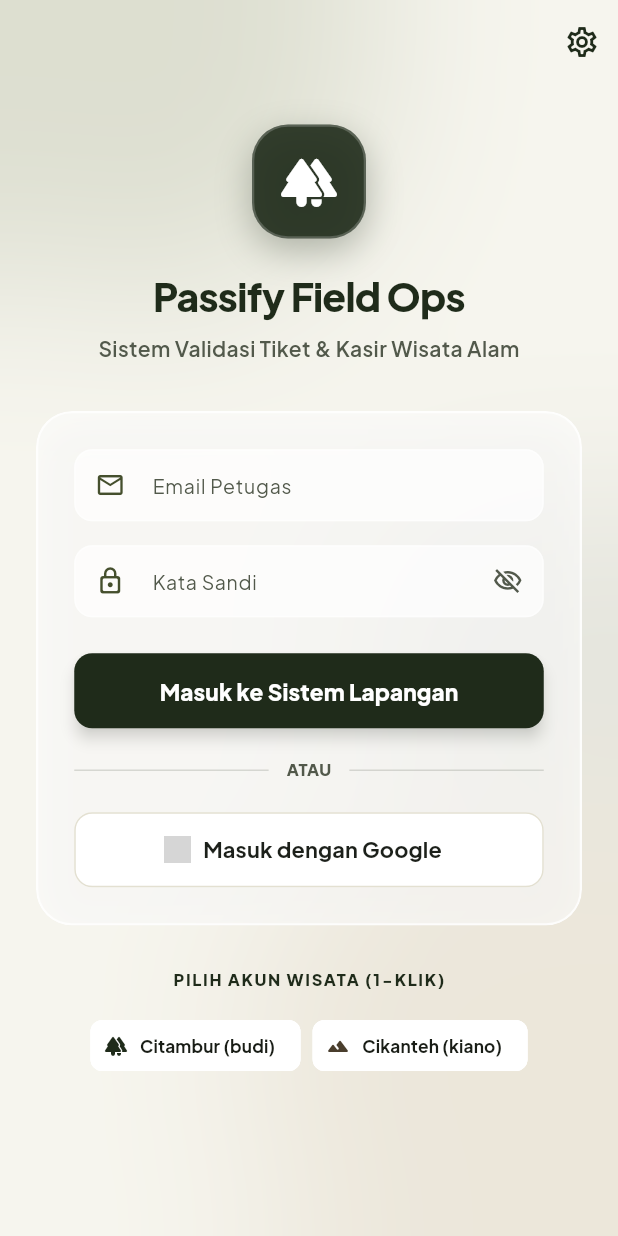
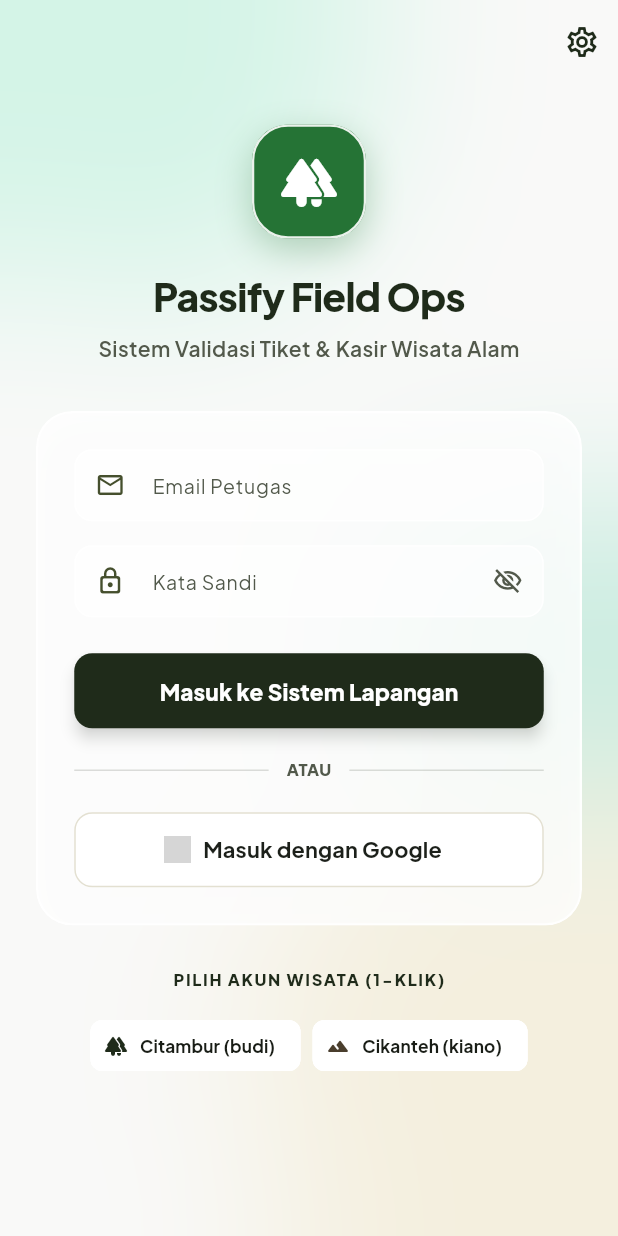
Before and after one commit to Derylfabiensyah/passify, a Flutter app: the screen it shows after launch, on a phone screen of 412 x 824 dp. Run offline on Flutter 3.47's test engine with Material 3 defaults, Android fonts, the phone set to English and light mode, and no system bars; our stand-ins replace connectivity_plus, dio, google_fonts, shared_preferences, sqflite; missing offline and left inert: mobile_scanner; accounts and stored records are empty; network calls fail; grey boxes are pictures that could not be loaded.

Commit message:
feat(ui): redesign LoginScreen to Premium Light Glassmorphism

```diff
--- a/mobile_app/lib/screens/login_screen.dart
+++ b/mobile_app/lib/screens/login_screen.dart
@@ -76,6 +76,7 @@
       behavior: HitTestBehavior.opaque,
       child: Scaffold(
         extendBodyBehindAppBar: true,
+        backgroundColor: const Color(0xFFF9F9F8),
         appBar: AppBar(
           backgroundColor: Colors.transparent,
           elevation: 0,
@@ -102,7 +103,7 @@
                 height: 300,
                 decoration: BoxDecoration(
                   shape: BoxShape.circle,
-                  color: AppColors.leaf.withValues(alpha: 0.4),
+                  color: AppColors.orbMint,
                 ),
               ),
             ),
@@ -114,7 +115,7 @@
                 height: 350,
                 decoration: BoxDecoration(
                   shape: BoxShape.circle,
-                  color: AppColors.gold.withValues(alpha: 0.3),
+                  color: AppColors.orbGold,
                 ),
               ),
             ),
@@ -126,7 +127,7 @@
                 height: 200,
                 decoration: BoxDecoration(
                   shape: BoxShape.circle,
-                  color: AppColors.forestDeep.withValues(alpha: 0.2),
+                  color: AppColors.orbEmerald,
                 ),
               ),
             ),
@@ -136,7 +137,7 @@
               child: BackdropFilter(
                 filter: ImageFilter.blur(sigmaX: 60, sigmaY: 60),
                 child: Container(
-                  color: AppColors.canvas.withValues(alpha: 0.6),
+                  color: Colors.transparent,
                 ),
               ),
             ),
@@ -157,17 +158,17 @@
                           width: 76,
                           height: 76,
                           decoration: BoxDecoration(
-                            color: AppColors.forestDeep.withValues(alpha: 0.9),
+                            color: AppColors.success,
                             borderRadius: BorderRadius.circular(AppRadius.xl),
                             boxShadow: [
                               BoxShadow(
-                                color: AppColors.forestDeep.withValues(alpha: 0.3),
+                                color: AppColors.success.withValues(alpha: 0.3),
                                 blurRadius: 20,
                                 offset: const Offset(0, 8),
                               ),
                             ],
                             border: Border.all(
-                              color: Colors.white.withValues(alpha: 0.2),
+                              color: AppColors.glassBorder,
                               width: 1.5,
                             ),
                           ),
@@ -236,15 +237,15 @@
                           child: Container(
                             padding: const EdgeInsets.all(24),
                             decoration: BoxDecoration(
-                              color: Colors.white.withValues(alpha: 0.6),
+                              color: AppColors.glassWhiteSolid,
                               borderRadius: BorderRadius.circular(AppRadius.xl),
                               border: Border.all(
-                                color: Colors.white.withValues(alpha: 0.8),
+                                color: AppColors.glassBorder,
                                 width: 1.5,
                               ),
                               boxShadow: [
                                 BoxShadow(
-                                  color: Colors.black.withValues(alpha: 0.05),
+                                  color: AppColors.glassShadow,
                                   blurRadius: 24,
                                   offset: const Offset(0, 8),
                                 ),
@@ -271,7 +272,7 @@
                                     hintText: 'budi@gmail.com',
                                     prefixIcon: const Icon(Icons.email_outlined, color: AppColors.forestSoft, size: 20),
                                     filled: true,
-                                    fillColor: Colors.white.withValues(alpha: 0.7),
+                                    fillColor: AppColors.glassWhiteSoft,
                                     contentPadding: const EdgeInsets.symmetric(horizontal: 16, vertical: 12),
                                     border: OutlineInputBorder(
                                       borderRadius: BorderRadius.circular(AppRadius.md),
@@ -279,7 +280,7 @@
                                     ),
                                     enabledBorder: OutlineInputBorder(
                                       borderRadius: BorderRadius.circular(AppRadius.md),
-                                      borderSide: BorderSide(color: Colors.white.withValues(alpha: 0.5)),
+                                      borderSide: BorderSide(color: AppColors.glassBorder),
                                     ),
                                     focusedBorder: OutlineInputBorder(
                                       borderRadius: BorderRadius.circular(AppRadius.md),
@@ -318,7 +319,7 @@
                                       },
                                     ),
                                     filled: true,
-                                    fillColor: Colors.white.withValues(alpha: 0.7),
+                                    fillColor: AppColors.glassWhiteSoft,
                                     contentPadding: const EdgeInsets.symmetric(horizontal: 16, vertical: 12),
                                     border: OutlineInputBorder(
                                       borderRadius: BorderRadius.circular(AppRadius.md),
@@ -326,7 +327,7 @@
                                     ),
                                     enabledBorder: OutlineInputBorder(
                                       borderRadius: BorderRadius.circular(AppRadius.md),
-                                      borderSide: BorderSide(color: Colors.white.withValues(alpha: 0.5)),
+                                      borderSide: BorderSide(color: AppColors.glassBorder),
                                     ),
                                     focusedBorder: OutlineInputBorder(
                                       borderRadius: BorderRadius.circular(AppRadius.md),
@@ -425,20 +426,20 @@
                               ActionChip(
                                 avatar: const Icon(Icons.forest_rounded, size: 16, color: AppColors.forestDeep),
                                 label: const Text('Citambur (budi)', style: TextStyle(fontSize: 11.5, fontWeight: FontWeight.w700)),
-                                backgroundColor: Colors.white.withValues(alpha: 0.7),
+                                backgroundColor: AppColors.glassWhiteSoft,
                                 shape: RoundedRectangleBorder(
                                   borderRadius: BorderRadius.circular(AppRadius.sm),
-                                  side: BorderSide(color: Colors.white.withValues(alpha: 0.8)),
+                                  side: BorderSide(color: AppColors.glassBorder),
                                 ),
                                 onPressed: () => _fillDemoAccount('budi@gmail.com', 'admin123'),
                               ),
                               ActionChip(
                                 avatar: const Icon(Icons.terrain_rounded, size: 16, color: AppColors.bark),
                                 label: const Text('Cikanteh (kiano)', style: TextStyle(fontSize: 11.5, fontWeight: FontWeight.w700)),
-                                backgroundColor: Colors.white.withValues(alpha: 0.7),
+                                backgroundColor: AppColors.glassWhiteSoft,
                                 shape: RoundedRectangleBorder(
                                   borderRadius: BorderRadius.circular(AppRadius.sm),
-                                  side: BorderSide(color: Colors.white.withValues(alpha: 0.8)),
+                                  side: BorderSide(color: AppColors.glassBorder),
                                 ),
                                 onPressed: () => _fillDemoAccount('kiano@gmail.com', 'admin123'),
                               ),
```
